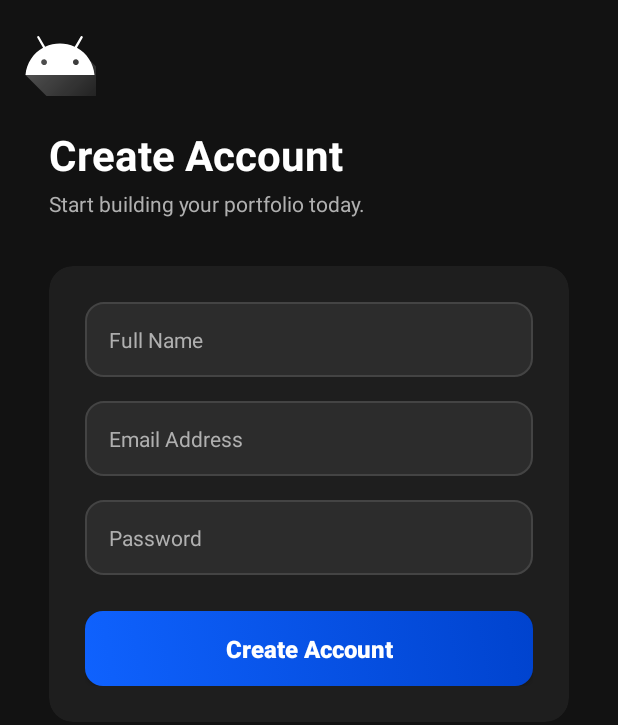
After one commit to RITESHKUMAR7488/eStake, an Android app: the RegisterActivity screen opened directly, with no data from a screen before it, on a phone screen of 412 x 824 dp. The commit adds this screen. Shown: the top 725 px of the screen. Run offline under Robolectric (Android 15) with nearby library versions, the phone set to English and light mode, and no system bars; our stand-ins replace Dagger/Hilt's generated code.

Commit message:
Auth Module Done

```diff
--- a/app/src/main/java/com/example/estake/authModule/di/AuthModule.kt
+++ b/app/src/main/java/com/example/estake/authModule/di/AuthModule.kt
@@ -9,7 +9,7 @@ import dagger.hilt.components.SingletonComponent
 import javax.inject.Singleton
 
 @Module
-@InstallIn(SingletonComponent::class) // Available everywhere
+@InstallIn(SingletonComponent::class)
 abstract class AuthModule {
 
     @Binds
--- /dev/null
+++ b/app/src/main/java/com/example/estake/authModule/uis/RegisterActivity.kt
@@ -0,0 +1,89 @@
+package com.example.estake.authModule.uis
+
+import android.content.Intent
+import android.os.Bundle
+import android.widget.Toast
+import androidx.activity.viewModels
+import androidx.appcompat.app.AppCompatActivity
+import androidx.lifecycle.lifecycleScope
+import com.example.estake.MainActivity
+import com.example.estake.authModule.viewModels.AuthViewModel
+import com.example.estake.common.utilities.PreferenceManager
+import com.example.estake.common.utilities.UiState
+import com.example.estake.databinding.ActivityRegisterBinding
+import dagger.hilt.android.AndroidEntryPoint
+import kotlinx.coroutines.launch
+import javax.inject.Inject
+
+@AndroidEntryPoint
+class RegisterActivity : AppCompatActivity() {
+
+    private lateinit var binding: ActivityRegisterBinding
+    private val viewModel: AuthViewModel by viewModels()
+
+    @Inject
+    lateinit var preferenceManager: PreferenceManager
+
+    override fun onCreate(savedInstanceState: Bundle?) {
+        super.onCreate(savedInstanceState)
+        binding = ActivityRegisterBinding.inflate(layoutInflater)
+        setContentView(binding.root)
+
+        setupListeners()
+        observeState()
+    }
+
+    private fun setupListeners() {
+        binding.btnBack.setOnClickListener { finish() } // Go back to Login
+
+        binding.btnRegister.setOnClickListener {
+            val name = binding.etName.text.toString().trim()
+            val email = binding.etEmail.text.toString().trim()
+            val pass = binding.etPassword.text.toString().trim()
+
+            if (name.isEmpty() || email.isEmpty() || pass.isEmpty()) {
+                Toast.makeText(this, "Please fill all fields", Toast.LENGTH_SHORT).show()
+                return@setOnClickListener
+            }
+
+            // ⚡ Call the Coroutine function
+            viewModel.register(email, pass, name)
+        }
+    }
+
+    private fun observeState() {
+        lifecycleScope.launch {
+            viewModel.registerState.collect { state ->
+                when (state) {
+                    // ⚡ ADD THIS BLOCK
+                    is UiState.Idle -> {
+                        binding.btnRegister.text = "Create Account"
+                        binding.btnRegister.isEnabled = true
+                    }
+                    is UiState.Loading -> {
+                        binding.btnRegister.text = "Creating Account..."
+                        binding.btnRegister.isEnabled = false
+                    }
+                    is UiState.Success -> {
+                        binding.btnRegister.text = "Success"
+                        // Save Session
+                        preferenceManager.putBoolean(PreferenceManager.KEY_IS_LOGGED_IN, true)
+
+                        Toast.makeText(this@RegisterActivity, "Welcome!", Toast.LENGTH_SHORT).show()
+
+                        // Go to Main Dashboard
+                        val intent = Intent(this@RegisterActivity, MainActivity::class.java)
+                        intent.flags = Intent.FLAG_ACTIVITY_NEW_TASK or Intent.FLAG_ACTIVITY_CLEAR_TASK
+                        startActivity(intent)
+                        finish()
+                    }
+                    is UiState.Failure -> {
+                        binding.btnRegister.text = "Create Account"
+                        binding.btnRegister.isEnabled = true
+                        Toast.makeText(this@RegisterActivity, state.error, Toast.LENGTH_LONG).show()
+                    }
+                }
+            }
+        }
+    }
+}
--- a/app/src/main/java/com/example/estake/common/utilities/UiState.kt
+++ b/app/src/main/java/com/example/estake/common/utilities/UiState.kt
@@ -1,6 +1,7 @@
 package com.example.estake.common.utilities
 
 sealed class UiState<out T> {
+    object Idle : UiState<Nothing>()
     object Loading : UiState<Nothing>()
     data class Success<out T>(val data: T) : UiState<T>()
     data class Failure(val error: String) : UiState<Nothing>()
--- /dev/null
+++ b/app/src/main/res/drawable/ic_nav_home.xml
@@ -0,0 +1,3 @@
+<vector xmlns:android="http://schemas.android.com/apk/res/android" android:width="24dp" android:height="24dp" android:viewportWidth="24" android:viewportHeight="24">
+    <path android:fillColor="#FF000000" android:pathData="M10,20v-6h4v6h5v-8h3L12,3 2,12h3v8z"/>
+</vector>
--- /dev/null
+++ b/app/src/main/res/drawable/ic_nav_invest.xml
@@ -0,0 +1,3 @@
+<vector xmlns:android="http://schemas.android.com/apk/res/android" android:width="24dp" android:height="24dp" android:viewportWidth="24" android:viewportHeight="24">
+    <path android:fillColor="#FF000000" android:pathData="M12,2C6.48,2 2,6.48 2,12s4.48,10 10,10 10,-4.48 10,-10S17.52,2 12,2zM12,20c-4.41,0 -8,-3.59 -8,-8s3.59,-8 8,-8 8,3.59 8,8 -3.59,8 -8,8zM12.89,11.1h5c-0.54,-3.23 -3.11,-5.8 -6.34,-6.34v5.24zM11.1,6.11v6.78h6.79C17.35,16.63 13.74,19 11.1,19V6.11z"/>
+</vector>
--- /dev/null
+++ b/app/src/main/res/drawable/ic_nav_profile.xml
@@ -0,0 +1,3 @@
+<vector xmlns:android="http://schemas.android.com/apk/res/android" android:width="24dp" android:height="24dp" android:viewportWidth="24" android:viewportHeight="24">
+    <path android:fillColor="#FF000000" android:pathData="M12,12c2.21,0 4,-1.79 4,-4s-1.79,-4 -4,-4 -4,1.79 -4,4 1.79,4 4,4zM12,14c-2.67,0 -8,1.34 -8,4v2h16v-2c0,-2.66 -5.33,-4 -8,-4z"/>
+</vector>
--- /dev/null
+++ b/app/src/main/res/drawable/ic_nav_reels.xml
@@ -0,0 +1,3 @@
+<vector xmlns:android="http://schemas.android.com/apk/res/android" android:width="24dp" android:height="24dp" android:viewportWidth="24" android:viewportHeight="24">
+    <path android:fillColor="#FF000000" android:pathData="M17,10.5V7c0,-0.55 -0.45,-1 -1,-1H4c-0.55,0 -1,0.45 -1,1v10c0,0.55 0.45,1 1,1h12c0.55,0 1,-0.45 1,-1v-3.5l4,4v-11l-4,4z"/>
+</vector>
--- /dev/null
+++ b/app/src/main/res/drawable/ic_nav_search.xml
@@ -0,0 +1,3 @@
+<vector xmlns:android="http://schemas.android.com/apk/res/android" android:width="24dp" android:height="24dp" android:viewportWidth="24" android:viewportHeight="24">
+    <path android:fillColor="#FF000000" android:pathData="M15.5,14h-0.79l-0.28,-0.27C15.41,12.59 16,11.11 16,9.5 16,5.91 13.09,3 9.5,3S3,5.91 3,9.5 5.91,16 9.5,16c1.61,0 3.09,-0.59 4.23,-1.57l0.27,0.28v0.79l5,4.99L20.49,19l-4.99,-5zM9.5,14C7.01,14 5,11.99 5,9.5S7.01,5 9.5,5 14,7.01 14,9.5 11.99,14 9.5,14z"/>
+</vector>
--- /dev/null
+++ b/app/src/main/res/layout/activity_register.xml
@@ -0,0 +1,130 @@
+<?xml version="1.0" encoding="utf-8"?>
+<androidx.constraintlayout.widget.ConstraintLayout
+    xmlns:android="http://schemas.android.com/apk/res/android"
+    xmlns:app="http://schemas.android.com/apk/res-auto"
+    android:layout_width="match_parent"
+    android:layout_height="match_parent"
+    android:background="@color/bg_screen">
+
+    <ImageButton
+        android:id="@+id/btnBack"
+        android:layout_width="48dp"
+        android:layout_height="48dp"
+        android:layout_marginStart="16dp"
+        android:layout_marginTop="16dp"
+        android:background="?attr/selectableItemBackgroundBorderless"
+        android:src="@drawable/ic_launcher_foreground"
+        app:tint="@color/text_primary"
+        app:layout_constraintStart_toStartOf="parent"
+        app:layout_constraintTop_toTopOf="parent" />
+    <TextView
+        android:id="@+id/tvTitle"
+        android:layout_width="wrap_content"
+        android:layout_height="wrap_content"
+        android:text="Create Account"
+        android:textSize="28sp"
+        android:textStyle="bold"
+        android:textColor="@color/text_primary"
+        app:layout_constraintStart_toStartOf="@+id/guidelineStart"
+        app:layout_constraintTop_toBottomOf="@+id/btnBack"
+        android:layout_marginTop="20dp"/>
+
+    <TextView
+        android:id="@+id/tvSubtitle"
+        android:layout_width="wrap_content"
+        android:layout_height="wrap_content"
+        android:text="Start building your portfolio today."
+        android:textSize="14sp"
+        android:textColor="@color/text_secondary"
+        app:layout_constraintStart_toStartOf="@+id/guidelineStart"
+        app:layout_constraintTop_toBottomOf="@+id/tvTitle"
+        android:layout_marginTop="4dp"/>
+
+    <androidx.cardview.widget.CardView
+        android:layout_width="0dp"
+        android:layout_height="wrap_content"
+        app:cardCornerRadius="16dp"
+        app:cardElevation="0dp"
+        app:cardBackgroundColor="@color/bg_card"
+        app:layout_constraintStart_toStartOf="@+id/guidelineStart"
+        app:layout_constraintEnd_toEndOf="@+id/guidelineEnd"
+        app:layout_constraintTop_toBottomOf="@+id/tvSubtitle"
+        android:layout_marginTop="32dp">
+
+        <LinearLayout
+            android:layout_width="match_parent"
+            android:layout_height="wrap_content"
+            android:orientation="vertical"
+            android:padding="24dp">
+
+            <EditText
+                android:id="@+id/etName"
+                android:layout_width="match_parent"
+                android:layout_height="50dp"
+                android:background="@drawable/bg_input_field"
+                android:hint="Full Name"
+                android:inputType="textPersonName"
+                android:paddingStart="16dp"
+                android:paddingEnd="16dp"
+                android:textSize="14sp"
+                android:textColor="@color/text_primary"
+                android:textColorHint="@color/text_secondary"
+                android:layout_marginBottom="16dp"/>
+
+            <EditText
+                android:id="@+id/etEmail"
+                android:layout_width="match_parent"
+                android:layout_height="50dp"
+                android:background="@drawable/bg_input_field"
+                android:hint="Email Address"
+                android:inputType="textEmailAddress"
+                android:paddingStart="16dp"
+                android:paddingEnd="16dp"
+                android:textSize="14sp"
+                android:textColor="@color/text_primary"
+                android:textColorHint="@color/text_secondary"
+                android:layout_marginBottom="16dp"/>
+
+            <EditText
+                android:id="@+id/etPassword"
+                android:layout_width="match_parent"
+                android:layout_height="50dp"
+                android:background="@drawable/bg_input_field"
+                android:hint="Password"
+                android:inputType="textPassword"
+                android:paddingStart="16dp"
+                android:paddingEnd="16dp"
+                android:textSize="14sp"
+                android:textColor="@color/text_primary"
+                android:textColorHint="@color/text_secondary"
+                android:layout_marginBottom="24dp"/>
+
+            <androidx.appcompat.widget.AppCompatButton
+                android:id="@+id/btnRegister"
+                android:layout_width="match_parent"
+                android:layout_height="50dp"
+                android:background="@drawable/bg_gradient_button"
+                android:text="Create Account"
+                android:textAllCaps="false"
+                android:textColor="#FFFFFF"
+                android:textStyle="bold"
+                android:textSize="16sp"/>
+
+        </LinearLayout>
+    </androidx.cardview.widget.CardView>
+
+    <androidx.constraintlayout.widget.Guideline
+        android:id="@+id/guidelineStart"
+        android:layout_width="wrap_content"
+        android:layout_height="wrap_content"
+        android:orientation="vertical"
+        app:layout_constraintGuide_percent="0.08" />
+
+    <androidx.constraintlayout.widget.Guideline
+        android:id="@+id/guidelineEnd"
+        android:layout_width="wrap_content"
+        android:layout_height="wrap_content"
+        android:orientation="vertical"
+        app:layout_constraintGuide_percent="0.92" />
+
+</androidx.constraintlayout.widget.ConstraintLayout>
--- a/app/src/main/res/values/strings.xml
+++ b/app/src/main/res/values/strings.xml
@@ -1,3 +1,5 @@
 <resources>
     <string name="app_name">eStake</string>
+    <!-- TODO: Remove or change this placeholder text -->
+    <string name="hello_blank_fragment">Hello blank fragment</string>
 </resources>
```
Also changed, not shown: app/src/main/AndroidManifest.xml (+4 -3 lines), app/src/main/java/com/example/estake/authModule/models/UserModel.kt (added, +16 -0 lines), app/src/main/java/com/example/estake/authModule/repositories/AuthRepository.kt (+3 -52 lines), app/src/main/java/com/example/estake/authModule/repositories/AuthRepositoryImpl.kt (added, +46 -0 lines), app/src/main/java/com/example/estake/authModule/uis/HomeFragment.kt (added, +60 -0 lines), app/src/main/java/com/example/estake/authModule/uis/SignInActivity.kt (+8 -2 lines), app/src/main/java/com/example/estake/authModule/viewModels/AuthViewModel.kt (+12 -4 lines), app/src/main/res/layout/fragment_home.xml (added, +14 -0 lines), app/src/main/res/menu/bottom_nav_menu.xml (added, +27 -0 lines).
